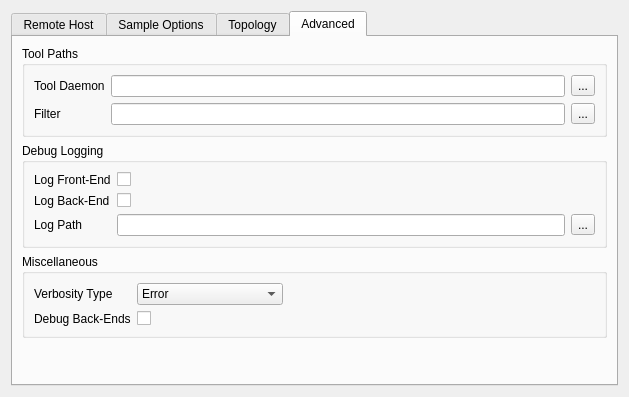
The window that src/plugins/SWAT/Settings/SettingPage.ui (PTGF/Swat) describes before a commit, drawn with Qt 5.
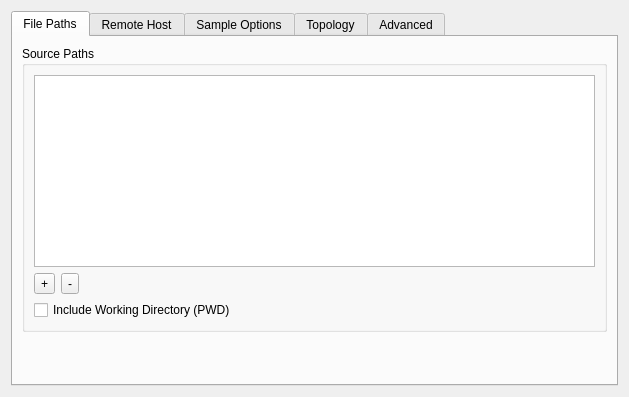
The same window after the commit.

Commit message: Added source view loading

```diff
--- a/src/plugins/SWAT/Settings/SettingPage.ui
+++ b/src/plugins/SWAT/Settings/SettingPage.ui
@@ -14,8 +14,78 @@
    <item>
     <widget class="QTabWidget" name="tabWidget">
      <property name="currentIndex">
-      <number>3</number>
+      <number>0</number>
      </property>
+     <widget class="QWidget" name="tabPaths">
+      <attribute name="title">
+       <string>File Paths</string>
+      </attribute>
+      <layout class="QVBoxLayout" name="verticalLayout_6">
+       <item>
+        <widget class="QGroupBox" name="grpSourcePaths">
+         <property name="title">
+          <string>Source Paths</string>
+         </property>
+         <layout class="QVBoxLayout" name="verticalLayout_5">
+          <item>
+           <widget class="QListWidget" name="lstSourcePaths"/>
+          </item>
+          <item>
+           <layout class="QHBoxLayout" name="horizontalLayout_2">
+            <item>
+             <widget class="QToolButton" name="btnAddSourcePath">
+              <property name="text">
+               <string>+</string>
+              </property>
+             </widget>
+            </item>
+            <item>
+             <widget class="QToolButton" name="btnRemoveSourcePath">
+              <property name="text">
+               <string>-</string>
+              </property>
+             </widget>
+            </item>
+            <item>
+             <spacer name="horizontalSpacer_7">
+              <property name="orientation">
+               <enum>Qt::Horizontal</enum>
+              </property>
+              <property name="sizeHint" stdset="0">
+               <size>
+                <width>40</width>
+                <height>20</height>
+               </size>
+              </property>
+             </spacer>
+            </item>
+           </layout>
+          </item>
+          <item>
+           <widget class="QCheckBox" name="chkSourceWorkingDirectory">
+            <property name="text">
+             <string>Include Working Directory (PWD)</string>
+            </property>
+           </widget>
+          </item>
+         </layout>
+        </widget>
+       </item>
+       <item>
+        <spacer name="verticalSpacer">
+         <property name="orientation">
+          <enum>Qt::Vertical</enum>
+         </property>
+         <property name="sizeHint" stdset="0">
+          <size>
+           <width>20</width>
+           <height>35</height>
+          </size>
+         </property>
+        </spacer>
+       </item>
+      </layout>
+     </widget>
      <widget class="QWidget" name="tabRemoteHost">
       <attribute name="title">
        <string>Remote Host</string>
```
The commit also changes 4 other files.
